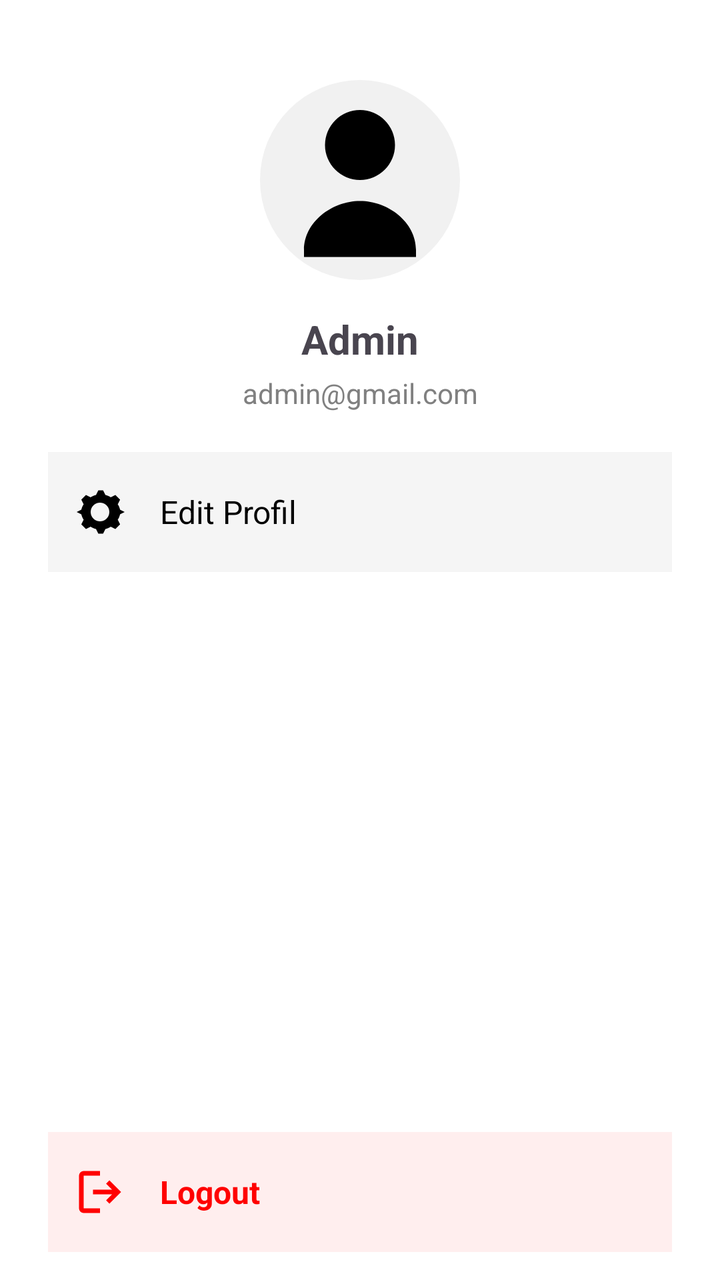
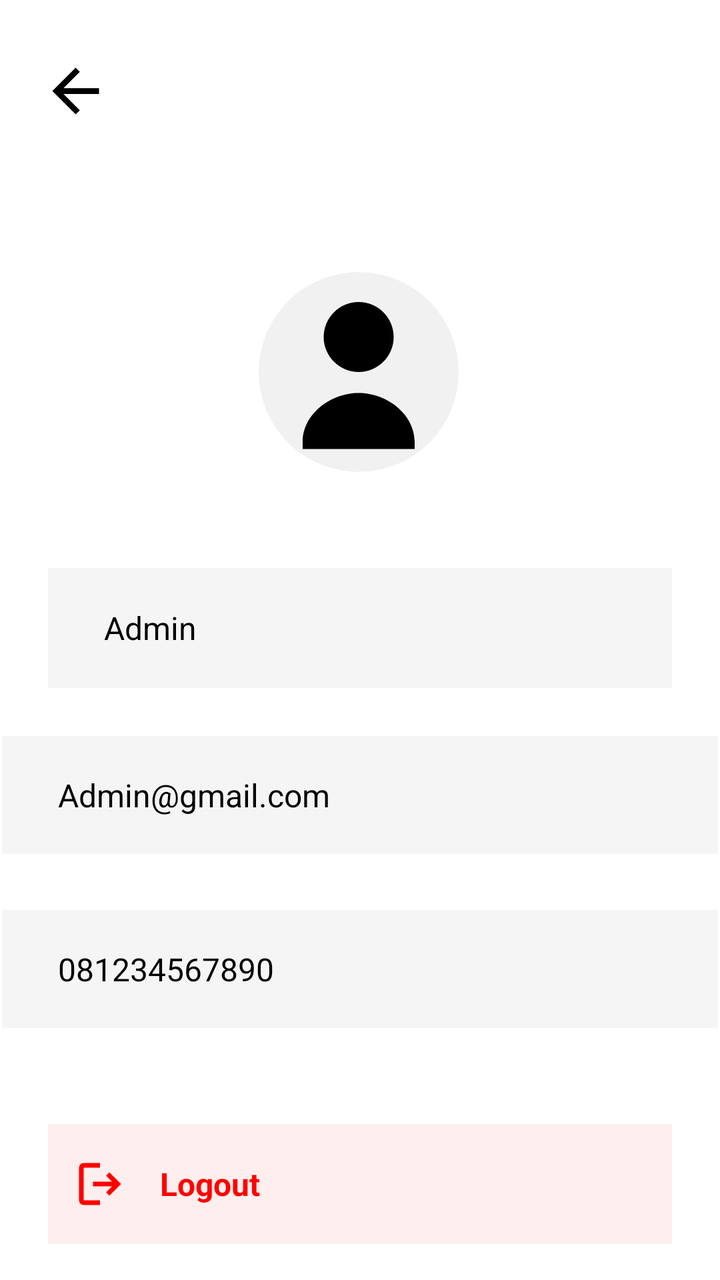

Two renders of the same Android screen: before a commit and after it. Below are the layout's source before the change and the commit's diff.
<!-- AndroidManifest.xml: application theme Theme.NgGojek -->
<!-- res/layout/activity_profile.xml -->
<?xml version="1.0" encoding="utf-8"?>
<androidx.constraintlayout.widget.ConstraintLayout xmlns:android="http://schemas.android.com/apk/res/android"
    xmlns:app="http://schemas.android.com/apk/res-auto"
    xmlns:tools="http://schemas.android.com/tools"
    android:layout_width="match_parent"
    android:layout_height="match_parent"
    android:background="#FFFFFF">

    <ImageView
        android:id="@+id/imgProfile"
        android:layout_width="100dp"
        android:layout_height="100dp"
        android:layout_marginTop="40dp"
        android:background="@drawable/bg_circle"
        android:padding="8dp"
        android:src="@drawable/profile"
        app:layout_constraintTop_toTopOf="parent"
        app:layout_constraintStart_toStartOf="parent"
        app:layout_constraintEnd_toEndOf="parent" />

    <TextView
        android:id="@+id/txtNama"
        android:layout_width="wrap_content"
        android:layout_height="wrap_content"
        android:text="Admin"
        android:textSize="20sp"
        android:textStyle="bold"
        android:layout_marginTop="16dp"
        app:layout_constraintTop_toBottomOf="@id/imgProfile"
        app:layout_constraintStart_toStartOf="parent"
        app:layout_constraintEnd_toEndOf="parent" />

    <TextView
        android:id="@+id/txtEmail"
        android:layout_width="wrap_content"
        android:layout_height="wrap_content"
        android:text="admin@gmail.com"
        android:textSize="14sp"
        android:textColor="#808080"
        android:layout_marginTop="4dp"
        app:layout_constraintTop_toBottomOf="@id/txtNama"
        app:layout_constraintStart_toStartOf="parent"
        app:layout_constraintEnd_toEndOf="parent" />

    <LinearLayout
        android:id="@+id/btnEditProfile"
        android:layout_width="0dp"
        android:layout_height="60dp"
        android:layout_marginStart="24dp"
        android:layout_marginTop="20dp"
        android:layout_marginEnd="24dp"
        android:orientation="horizontal"
        android:gravity="center_vertical"
        android:padding="12dp"
        android:background="#F5F5F5"
        app:layout_constraintTop_toBottomOf="@id/txtEmail"
        app:layout_constraintStart_toStartOf="parent"
        app:layout_constraintEnd_toEndOf="parent">

        <ImageView
            android:layout_width="28dp"
            android:layout_height="28dp"
            android:src="@drawable/settings" />

        <TextView
            android:layout_marginStart="16dp"
            android:layout_width="wrap_content"
            android:layout_height="wrap_content"
            android:text="Edit Profil"
            android:textSize="16sp"
            android:textColor="#000000" />
    </LinearLayout>

    <LinearLayout
        android:id="@+id/btnLogout"
        android:layout_width="0dp"
        android:layout_height="60dp"
        android:layout_marginStart="24dp"
        android:layout_marginTop="280dp"
        android:layout_marginEnd="24dp"
        android:background="#FFEEEE"
        android:gravity="center_vertical"
        android:orientation="horizontal"
        android:padding="12dp"
        app:layout_constraintEnd_toEndOf="parent"
        app:layout_constraintHorizontal_bias="0.0"
        app:layout_constraintStart_toStartOf="parent"
        app:layout_constraintTop_toBottomOf="@+id/btnEditProfile">

        <ImageView
            android:layout_width="28dp"
            android:layout_height="28dp"
            android:src="@drawable/logout"
            app:tint="#FF0000" />

        <TextView
            android:layout_width="wrap_content"
            android:layout_height="wrap_content"
            android:layout_marginStart="16dp"
            android:text="Logout"
            android:textColor="#FF0000"
            android:textSize="16sp"
            android:textStyle="bold" />
    </LinearLayout>

</androidx.constraintlayout.widget.ConstraintLayout>
<!-- resources referenced by this layout -->
<resources>
  <!-- drawable bg_circle (drawable) -->
  <shape xmlns:android="http://schemas.android.com/apk/res/android"
      android:shape="oval">
      <solid android:color="#F1F1F1"/>
  </shape>
  <!-- drawable logout (drawable) -->
  <vector xmlns:android="http://schemas.android.com/apk/res/android"
      android:width="24dp"
      android:height="24dp"
      android:viewportWidth="960"
      android:viewportHeight="960">
    <path
        android:pathData="M200,840q-33,0 -56.5,-23.5T120,760v-560q0,-33 23.5,-56.5T200,120h280v80L200,200v560h280v80L200,840ZM640,680 L585,622 687,520L360,520v-80h327L585,338l55,-58 200,200 -200,200Z"
        android:fillColor="#e3e3e3"/>
  </vector>
  <!-- drawable profile (drawable) -->
  <vector xmlns:android="http://schemas.android.com/apk/res/android"
      android:width="24dp"
      android:height="24dp"
      android:viewportWidth="24"
      android:viewportHeight="24">
      <path
          android:fillColor="#000"
          android:pathData="M12,12a5,5 0 1,0 0,-10a5,5 0 1,0 0,10zM4,22c0,-4 4,-7 8,-7s8,3 8,7v1H4v-1z"/>
  </vector>
  <!-- drawable settings (drawable) -->
  <vector xmlns:android="http://schemas.android.com/apk/res/android"
      android:width="24dp"
      android:height="24dp"
      android:viewportWidth="24"
      android:viewportHeight="24">
      <path
          android:fillColor="#000"
          android:pathData="M12,8a4,4 0 1,0 0,8a4,4 0 1,0 0,-8zM4,13l-2,-1l2,-1c0.2,-0.8 0.5,-1.6 1,-2.3l-1,-2l2,-2l2,1c0.7,-0.5 1.5,-0.8 2.3,-1l1,-2h2l1,2c0.8,0.2 1.6,0.5 2.3,1l2,-1l2,2l-1,2c0.5,0.7 0.8,1.5 1,2.3l2,1l-2,1c-0.2,0.8 -0.5,1.6 -1,2.3l1,2l-2,2l-2,-1c-0.7,0.5 -1.5,0.8 -2.3,1l-1,2h-2l-1,-2c-0.8,-0.2 -1.6,-0.5 -2.3,-1l-2,1l-2,-2l1,-2c-0.5,-0.7 -0.8,-1.5 -1,-2.3z"/>
  </vector>
  <style name="Theme.NgGojek" parent="Base.Theme.NgGojek" />
  <style name="Base.Theme.NgGojek" parent="Theme.Material3.DayNight.NoActionBar">
          
          
          <item name="android:windowBackground">@color/white</item>
          <item name="colorSecondaryContainer">@android:color/transparent</item>
      </style>
  <color name="white">#FFFFFFFF</color>
</resources>

<!-- the commit's change to res/layout/activity_profile.xml (unified diff, before → after) -->
@@ -7,68 +7,98 @@
     android:background="#FFFFFF">
 
     <ImageView
+        android:id="@+id/btnBack"
+        android:layout_width="35dp"
+        android:layout_height="35dp"
+        android:layout_marginTop="28dp"
+        android:src="@drawable/ic_arrow_back"
+        app:layout_constraintEnd_toEndOf="parent"
+        app:layout_constraintHorizontal_bias="0.063"
+        app:layout_constraintStart_toStartOf="parent"
+        app:layout_constraintTop_toTopOf="parent" />
+
+    <ImageView
         android:id="@+id/imgProfile"
         android:layout_width="100dp"
         android:layout_height="100dp"
-        android:layout_marginTop="40dp"
+        android:layout_marginTop="136dp"
         android:background="@drawable/bg_circle"
         android:padding="8dp"
         android:src="@drawable/profile"
-        app:layout_constraintTop_toTopOf="parent"
+        app:layout_constraintEnd_toEndOf="parent"
+        app:layout_constraintHorizontal_bias="0.498"
         app:layout_constraintStart_toStartOf="parent"
-        app:layout_constraintEnd_toEndOf="parent" />
-
-    <TextView
-        android:id="@+id/txtNama"
-        android:layout_width="wrap_content"
-        android:layout_height="wrap_content"
-        android:text="Admin"
-        android:textSize="20sp"
-        android:textStyle="bold"
-        android:layout_marginTop="16dp"
-        app:layout_constraintTop_toBottomOf="@id/imgProfile"
-        app:layout_constraintStart_toStartOf="parent"
-        app:layout_constraintEnd_toEndOf="parent" />
-
-    <TextView
-        android:id="@+id/txtEmail"
-        android:layout_width="wrap_content"
-        android:layout_height="wrap_content"
-        android:text="admin@gmail.com"
-        android:textSize="14sp"
-        android:textColor="#808080"
-        android:layout_marginTop="4dp"
-        app:layout_constraintTop_toBottomOf="@id/txtNama"
-        app:layout_constraintStart_toStartOf="parent"
-        app:layout_constraintEnd_toEndOf="parent" />
+        app:layout_constraintTop_toTopOf="parent" />
 
     <LinearLayout
-        android:id="@+id/btnEditProfile"
+        android:id="@+id/nameView"
         android:layout_width="0dp"
         android:layout_height="60dp"
         android:layout_marginStart="24dp"
-        android:layout_marginTop="20dp"
+        android:layout_marginTop="48dp"
         android:layout_marginEnd="24dp"
+        android:background="#F5F5F5"
+        android:gravity="center_vertical"
         android:orientation="horizontal"
-        android:gravity="center_vertical"
         android:padding="12dp"
-        android:background="#F5F5F5"
-        app:layout_constraintTop_toBottomOf="@id/txtEmail"
+        app:layout_constraintEnd_toEndOf="parent"
+        app:layout_constraintHorizontal_bias="0.0"
         app:layout_constraintStart_toStartOf="parent"
-        app:layout_constraintEnd_toEndOf="parent">
-
-        <ImageView
-            android:layout_width="28dp"
-            android:layout_height="28dp"
-            android:src="@drawable/settings" />
+        app:layout_constraintTop_toBottomOf="@+id/imgProfile">
 
         <TextView
-            android:layout_marginStart="16dp"
             android:layout_width="wrap_content"
             android:layout_height="wrap_content"
-            android:text="Edit Profil"
-            android:textSize="16sp"
-            android:textColor="#000000" />
+            android:layout_marginStart="16dp"
+            android:text="Admin"
+            android:textColor="#000000"
+            android:textSize="16sp" />
+    </LinearLayout>
+
+    <LinearLayout
+        android:id="@+id/emailView"
+        android:layout_width="358dp"
+        android:layout_height="59dp"
+        android:layout_marginTop="24dp"
+        android:background="#F5F5F5"
+        android:gravity="center_vertical"
+        android:orientation="horizontal"
+        android:padding="12dp"
+        app:layout_constraintEnd_toEndOf="parent"
+        app:layout_constraintHorizontal_bias="0.49"
+        app:layout_constraintStart_toStartOf="parent"
+        app:layout_constraintTop_toBottomOf="@+id/nameView">
+
+        <TextView
+            android:layout_width="wrap_content"
+            android:layout_height="wrap_content"
+            android:layout_marginStart="16dp"
+            android:text="Admin@gmail.com"
+            android:textColor="#000000"
+            android:textSize="16sp" />
+    </LinearLayout>
+
+    <LinearLayout
+        android:id="@+id/phoneNumber"
+        android:layout_width="358dp"
+        android:layout_height="59dp"
+        android:layout_marginTop="28dp"
+        android:background="#F5F5F5"
+        android:gravity="center_vertical"
+        android:orientation="horizontal"
+        android:padding="12dp"
+        app:layout_constraintEnd_toEndOf="parent"
+        app:layout_constraintHorizontal_bias="0.49"
+        app:layout_constraintStart_toStartOf="parent"
+        app:layout_constraintTop_toBottomOf="@+id/emailView">
+
+        <TextView
+            android:layout_width="wrap_content"
+            android:layout_height="wrap_content"
+            android:layout_marginStart="16dp"
+            android:text="081234567890"
+            android:textColor="#000000"
+            android:textSize="16sp" />
     </LinearLayout>
 
     <LinearLayout
@@ -76,7 +106,7 @@
         android:layout_width="0dp"
         android:layout_height="60dp"
         android:layout_marginStart="24dp"
-        android:layout_marginTop="280dp"
+        android:layout_marginTop="48dp"
         android:layout_marginEnd="24dp"
         android:background="#FFEEEE"
         android:gravity="center_vertical"
@@ -85,7 +115,7 @@
         app:layout_constraintEnd_toEndOf="parent"
         app:layout_constraintHorizontal_bias="0.0"
         app:layout_constraintStart_toStartOf="parent"
-        app:layout_constraintTop_toBottomOf="@+id/btnEditProfile">
+        app:layout_constraintTop_toBottomOf="@+id/phoneNumber">
 
         <ImageView
             android:layout_width="28dp"
@@ -101,6 +131,8 @@
             android:textColor="#FF0000"
             android:textSize="16sp"
             android:textStyle="bold" />
+
     </LinearLayout>
 
+
 </androidx.constraintlayout.widget.ConstraintLayout>
<!-- resource entries referenced after the edit -->
@@ -5,6 +5,12 @@
       android:shape="oval">
       <solid android:color="#F1F1F1"/>
   </shape>
+  <!-- drawable ic_arrow_back (drawable) -->
+  <vector xmlns:android="http://schemas.android.com/apk/res/android" android:autoMirrored="true" android:height="24dp" android:tint="#000000" android:viewportHeight="960" android:viewportWidth="960" android:width="24dp">
+        
+      <path android:fillColor="@android:color/white" android:pathData="M313,520L537,744L480,800L160,480L480,160L537,216L313,440L800,440L800,520L313,520Z"/>
+      
+  </vector>
   <!-- drawable logout (drawable) -->
   <vector xmlns:android="http://schemas.android.com/apk/res/android"
       android:width="24dp"
@@ -25,16 +31,6 @@
           android:fillColor="#000"
           android:pathData="M12,12a5,5 0 1,0 0,-10a5,5 0 1,0 0,10zM4,22c0,-4 4,-7 8,-7s8,3 8,7v1H4v-1z"/>
   </vector>
-  <!-- drawable settings (drawable) -->
-  <vector xmlns:android="http://schemas.android.com/apk/res/android"
-      android:width="24dp"
-      android:height="24dp"
-      android:viewportWidth="24"
-      android:viewportHeight="24">
-      <path
-          android:fillColor="#000"
-          android:pathData="M12,8a4,4 0 1,0 0,8a4,4 0 1,0 0,-8zM4,13l-2,-1l2,-1c0.2,-0.8 0.5,-1.6 1,-2.3l-1,-2l2,-2l2,1c0.7,-0.5 1.5,-0.8 2.3,-1l1,-2h2l1,2c0.8,0.2 1.6,0.5 2.3,1l2,-1l2,2l-1,2c0.5,0.7 0.8,1.5 1,2.3l2,1l-2,1c-0.2,0.8 -0.5,1.6 -1,2.3l1,2l-2,2l-2,-1c-0.7,0.5 -1.5,0.8 -2.3,1l-1,2h-2l-1,-2c-0.8,-0.2 -1.6,-0.5 -2.3,-1l-2,1l-2,-2l1,-2c-0.5,-0.7 -0.8,-1.5 -1,-2.3z"/>
-  </vector>
   <style name="Theme.NgGojek" parent="Base.Theme.NgGojek" />
   <style name="Base.Theme.NgGojek" parent="Theme.Material3.DayNight.NoActionBar">
           
